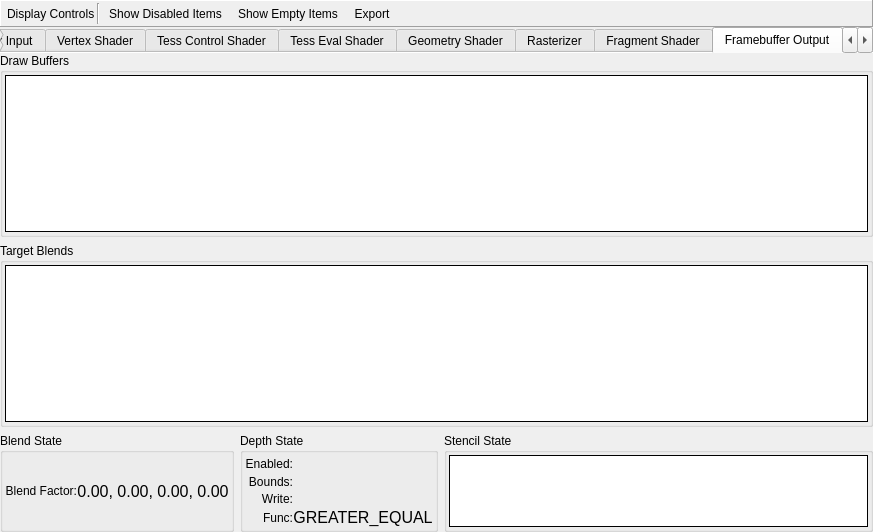
Above: qrenderdoc/Windows/PipelineState/GLPipelineStateViewer.ui from baldurk/renderdoc before the change. Below: the same form after it.
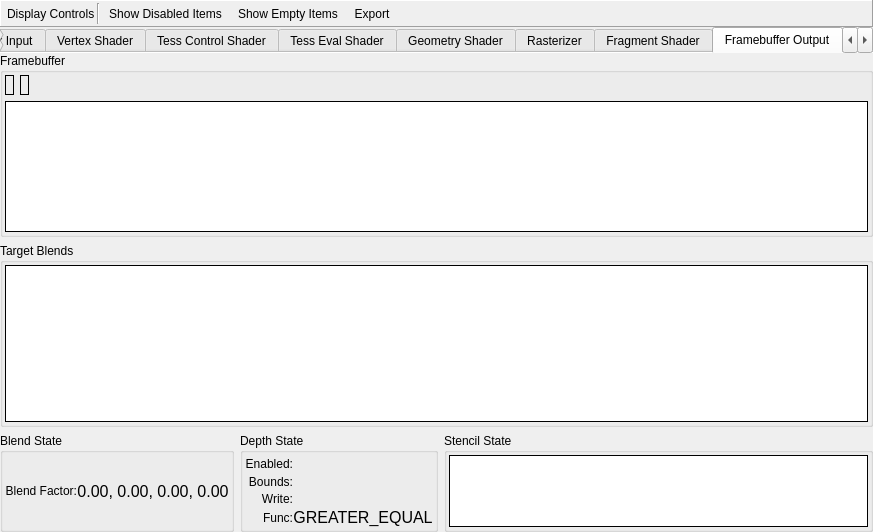
That is the form after the change. The open tabs and pages were chosen to show the change. Icons and pictures are not drawn. Custom widgets are drawn as their Qt base class.

Commit message:
Add extra elements to pipeline viewer to display hidden state objects
* For example state objects on D3D11, or render pass on Vulkan.
* These are all properly resource-linked.

```diff
--- a/qrenderdoc/Windows/PipelineState/GLPipelineStateViewer.ui
+++ b/qrenderdoc/Windows/PipelineState/GLPipelineStateViewer.ui
@@ -3643,8 +3643,8 @@
            <rect>
             <x>0</x>
             <y>0</y>
-            <width>488</width>
-            <height>292</height>
+            <width>873</width>
+            <height>473</height>
            </rect>
           </property>
           <layout class="QGridLayout" name="gridLayout_4">
@@ -3669,9 +3669,9 @@
               </sizepolicy>
              </property>
              <property name="title">
-              <string>Draw Buffers</string>
+              <string>Framebuffer</string>
              </property>
-             <layout class="QHBoxLayout" name="horizontalLayout_24">
+             <layout class="QVBoxLayout" name="verticalLayout_17">
               <property name="leftMargin">
                <number>2</number>
               </property>
@@ -3684,6 +3684,37 @@
               <property name="bottomMargin">
                <number>2</number>
               </property>
+              <item>
+               <layout class="QHBoxLayout" name="horizontalLayout_24">
+                <item>
+                 <widget class="RDLabel" name="drawFBO">
+                  <property name="frameShape">
+                   <enum>QFrame::Box</enum>
+                  </property>
+                 </widget>
+                </item>
+                <item>
+                 <widget class="RDLabel" name="readFBO">
+                  <property name="frameShape">
+                   <enum>QFrame::Box</enum>
+                  </property>
+                 </widget>
+                </item>
+                <item>
+                 <spacer name="horizontalSpacer_3">
+                  <property name="orientation">
+                   <enum>Qt::Horizontal</enum>
+                  </property>
+                  <property name="sizeHint" stdset="0">
+                   <size>
+                    <width>40</width>
+                    <height>20</height>
+                   </size>
+                  </property>
+                 </spacer>
+                </item>
+               </layout>
+              </item>
               <item>
                <widget class="RDTreeWidget" name="framebuffer">
                 <property name="frameShape">
```
Left out of the diff: 21 changed lines with no effect on the pictures. The commit also changes 11 other files.
